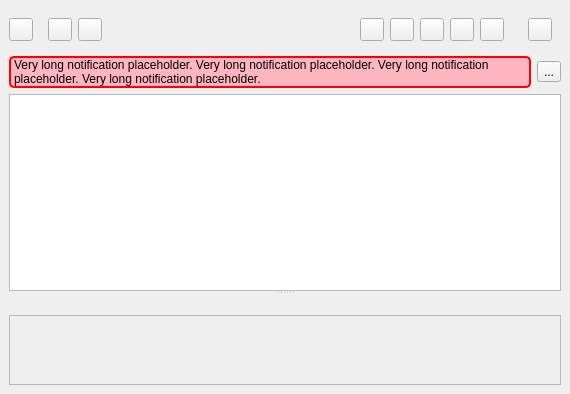
This is src/TagLibrary/Library.ui in well-thats-funny/simpletagger as Qt 5 draws it before an edit. The edited form follows.
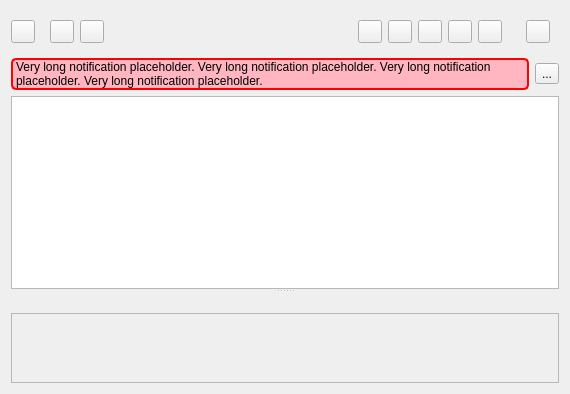
This is the edited form. Icons and pictures are not drawn. Custom widgets are drawn as their Qt base class.

Commit message: Library: don't inherit from QDockWidget anymore

Patch:
```diff
--- a/src/TagLibrary/Library.ui
+++ b/src/TagLibrary/Library.ui
@@ -1,7 +1,7 @@
 <?xml version="1.0" encoding="UTF-8"?>
 <ui version="4.0">
  <class>Library</class>
- <widget class="QDockWidget" name="Library">
+ <widget class="QWidget" name="Library">
   <property name="geometry">
    <rect>
     <x>0</x>
@@ -13,7 +13,8 @@
   <property name="windowTitle">
    <string>Form</string>
   </property>
-  <widget class="QWidget" name="dockWidgetContents">
+  <layout class="QVBoxLayout" name="verticalLayout">
+   <item>
    <layout class="QHBoxLayout" name="horizontalLayout_2">
     <item>
      <widget class="QSplitter" name="splitter">
@@ -223,7 +224,7 @@
             <rect>
              <x>0</x>
              <y>0</y>
-             <width>542</width>
+              <width>540</width>
              <height>83</height>
             </rect>
            </property>
@@ -253,6 +254,8 @@
      </widget>
     </item>
    </layout>
+   </item>
+  </layout>
    <action name="actionToggleEditMode">
     <property name="checkable">
      <bool>true</bool>
@@ -409,7 +412,14 @@
      <enum>QAction::MenuRole::NoRole</enum>
     </property>
    </action>
-  </widget>
+  <action name="actionaaa">
+   <property name="text">
+    <string>aaa</string>
+   </property>
+   <property name="menuRole">
+    <enum>QAction::MenuRole::NoRole</enum>
+   </property>
+  </action>
  </widget>
  <customwidgets>
   <customwidget>
```
Lines whose indentation alone changed are shown as unchanged. The commit also changes 2 other files.
